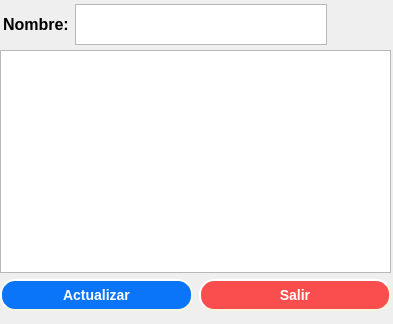
Santiago-Pinto/colorcraft, file professorChangeDialog.ui: the form before one commit.
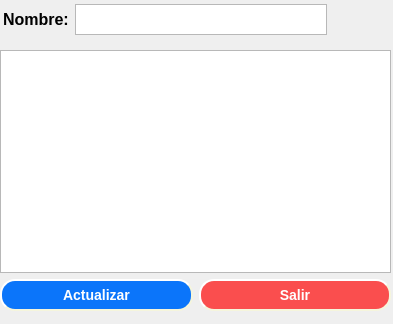
The form after the commit.

Diff of the .ui file:
```diff
--- a/professorChangeDialog.ui
+++ b/professorChangeDialog.ui
@@ -13,7 +13,7 @@
   <property name="windowTitle">
    <string>Dialog</string>
   </property>
-  <widget class="QWidget" name="">
+  <widget class="QWidget" name="layoutWidget">
    <property name="geometry">
     <rect>
      <x>0</x>
@@ -109,13 +109,13 @@
     </item>
    </layout>
   </widget>
-  <widget class="QWidget" name="">
+  <widget class="QWidget" name="layoutWidget">
    <property name="geometry">
     <rect>
      <x>3</x>
      <y>4</y>
      <width>324</width>
-     <height>41</height>
+     <height>31</height>
     </rect>
    </property>
    <layout class="QHBoxLayout" name="horizontalLayout">
```
